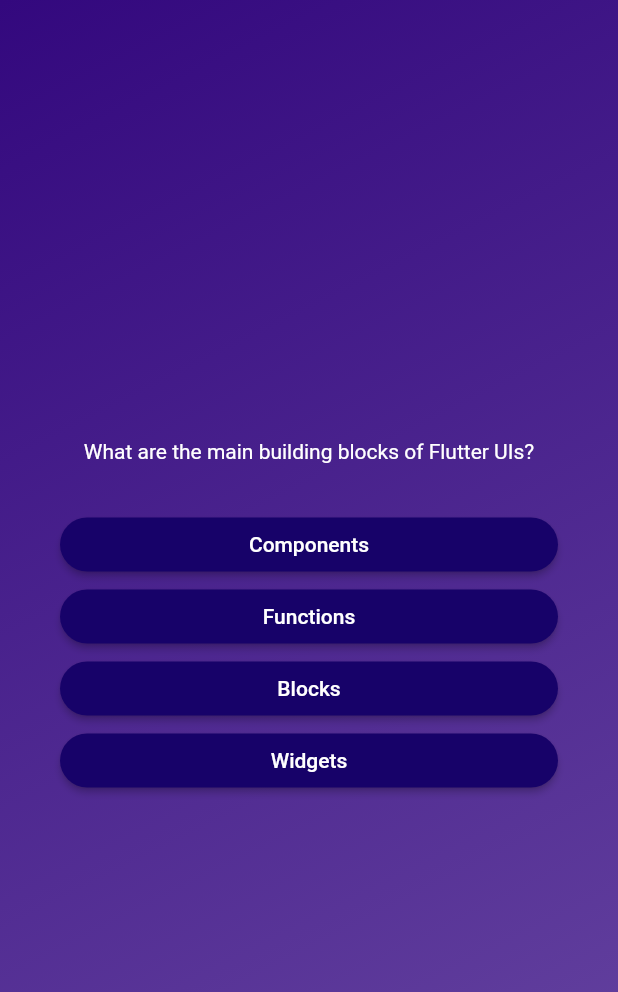
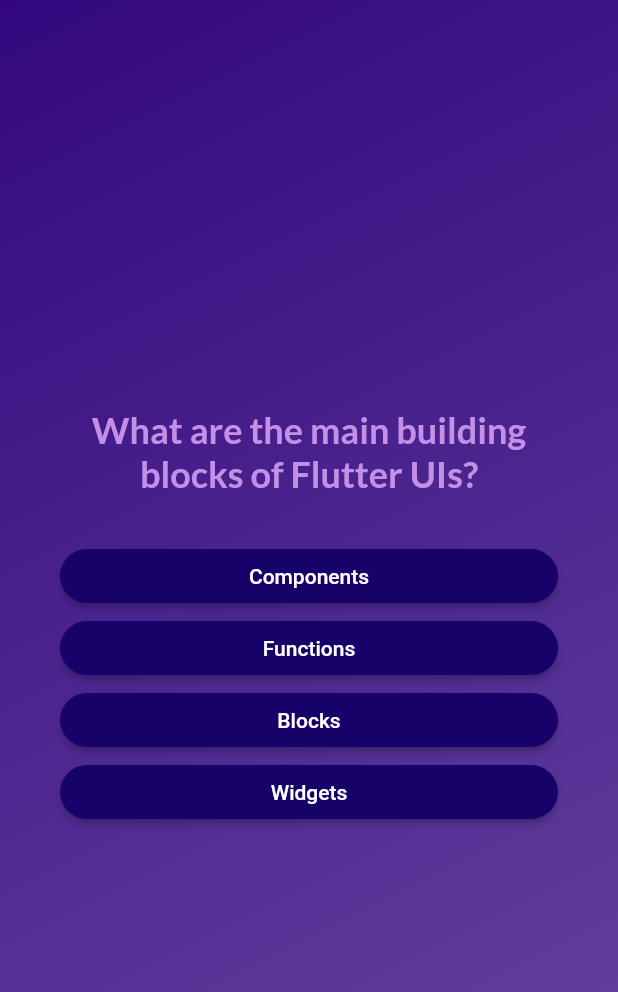
Before and after one commit to tyange/flutter_complete_quiz_app, a Flutter app: the screen it shows after launch, after a tap on "Start Quiz", on a phone screen of 412 x 824 dp. Shown: the top 992 px of the screen. Run offline on Flutter 3.47's test engine with Material 2 defaults, Android fonts, the phone set to English and light mode, and no system bars; our stand-ins replace google_fonts.

Commit message:
add google fonts package

```diff
--- a/lib/questions_screen.dart
+++ b/lib/questions_screen.dart
@@ -1,4 +1,5 @@
 import 'package:flutter/material.dart';
+import 'package:google_fonts/google_fonts.dart';
 
 import 'package:flutter_complete_quiz_app/answer_button.dart';
 import 'package:flutter_complete_quiz_app/data/questions.dart';
@@ -37,8 +38,10 @@
           children: [
             Text(
               currentQuestion.text,
-              style: const TextStyle(
-                color: Colors.white,
+              style: GoogleFonts.lato(
+                color: Color.fromARGB(255, 195, 143, 231),
+                fontSize: 24,
+                fontWeight: FontWeight.bold,
               ),
               textAlign: TextAlign.center,
             ),
--- a/lib/start_screen.dart
+++ b/lib/start_screen.dart
@@ -1,4 +1,5 @@
 import 'package:flutter/material.dart';
+import 'package:google_fonts/google_fonts.dart';
 
 class StartScreen extends StatelessWidget {
   const StartScreen(this.startQuiz, {super.key});
@@ -24,10 +25,10 @@
           //   ),
           // ),
           const SizedBox(height: 20),
-          const Text(
+          Text(
             'Learn Flutter the fun way!',
-            style: TextStyle(
-              color: Color.fromARGB(255, 222, 207, 248),
+            style: GoogleFonts.lato(
+              color: const Color.fromARGB(255, 222, 207, 248),
               fontSize: 24,
             ),
           ),
--- a/pubspec.yaml
+++ b/pubspec.yaml
@@ -35,6 +35,7 @@
   # The following adds the Cupertino Icons font to your application.
   # Use with the CupertinoIcons class for iOS style icons.
   cupertino_icons: ^1.0.2
+  google_fonts: ^5.1.0
 
 dev_dependencies:
   flutter_test:
```
Also changed, not shown: pubspec.lock, 7 other files.
